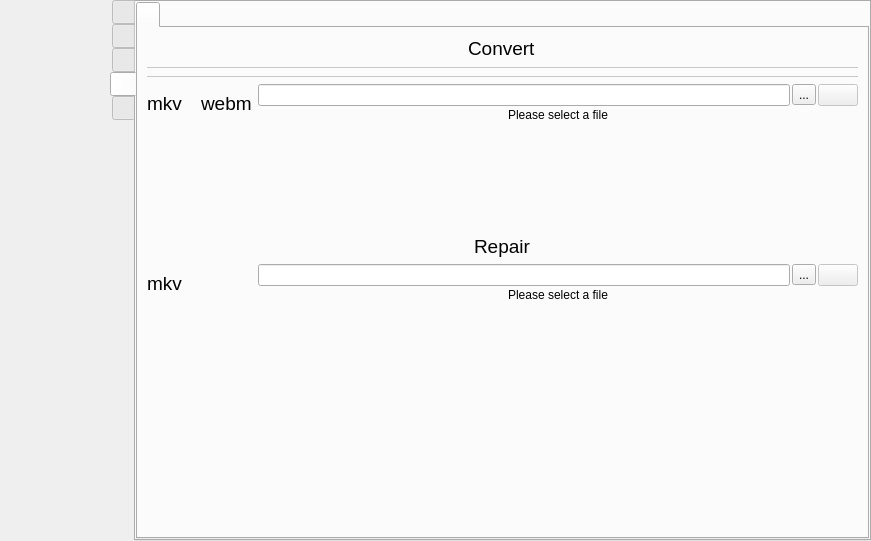
This is src/wayland/formMainWindow_wl.ui in vkohaupt/vokoscreenNG as Qt 5 draws it before an edit. The edited form follows.
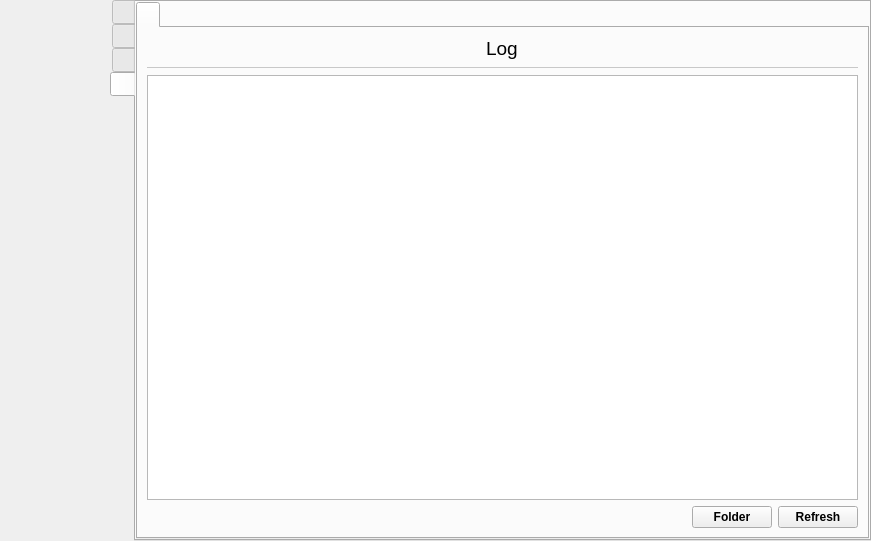
This is the edited form. The open tabs and pages were chosen to show the change. Icons and pictures are not drawn.

Commit message: Wayland: convert dialog

```diff
--- a/src/wayland/formMainWindow_wl.ui
+++ b/src/wayland/formMainWindow_wl.ui
@@ -2949,350 +2949,6 @@
           </item>
          </layout>
         </widget>
-        <widget class="QWidget" name="tab_3">
-         <attribute name="title">
-          <string notr="true"/>
-         </attribute>
-         <layout class="QVBoxLayout" name="verticalLayout_21">
-          <property name="leftMargin">
-           <number>0</number>
-          </property>
-          <property name="topMargin">
-           <number>0</number>
-          </property>
-          <property name="rightMargin">
-           <number>0</number>
-          </property>
-          <property name="bottomMargin">
-           <number>0</number>
-          </property>
-          <item>
-           <widget class="QTabWidget" name="tabWidgetConvert">
-            <property name="currentIndex">
-             <number>0</number>
-            </property>
-            <property name="iconSize">
-             <size>
-              <width>48</width>
-              <height>48</height>
-             </size>
-            </property>
-            <widget class="QWidget" name="tab_5">
-             <attribute name="icon">
-              <iconset resource="../screencast.qrc">
-               <normaloff>:/pictures/screencast/convert.png</normaloff>:/pictures/screencast/convert.png</iconset>
-             </attribute>
-             <attribute name="title">
-              <string notr="true"/>
-             </attribute>
-             <layout class="QVBoxLayout" name="verticalLayout_23">
-              <item alignment="Qt::AlignmentFlag::AlignHCenter">
-               <widget class="QLabel" name="label_14">
-                <property name="font">
-                 <font>
-                  <pointsize>14</pointsize>
-                 </font>
-                </property>
-                <property name="text">
-                 <string notr="true">Convert</string>
-                </property>
-               </widget>
-              </item>
-              <item>
-               <widget class="Line" name="line_7">
-                <property name="styleSheet">
-                 <string notr="true">color: rgb(200, 200, 200);
-</string>
-                </property>
-                <property name="frameShadow">
-                 <enum>QFrame::Shadow::Plain</enum>
-                </property>
-                <property name="orientation">
-                 <enum>Qt::Orientation::Horizontal</enum>
-                </property>
-               </widget>
-              </item>
-              <item>
-               <layout class="QGridLayout" name="gridLayout_5">
-                <item row="2" column="0">
-                 <widget class="QLabel" name="label_11">
-                  <property name="font">
-                   <font>
-                    <pointsize>14</pointsize>
-                   </font>
-                  </property>
-                  <property name="text">
-                   <string notr="true">mkv</string>
-                  </property>
-                 </widget>
-                </item>
-                <item row="2" column="2">
-                 <widget class="QLabel" name="label_13">
-                  <property name="font">
-                   <font>
-                    <pointsize>14</pointsize>
-                   </font>
-                  </property>
-                  <property name="text">
-                   <string notr="true">webm</string>
-                  </property>
-                 </widget>
-                </item>
-                <item row="1" column="0" colspan="4">
-                 <widget class="Line" name="line_10">
-                  <property name="styleSheet">
-                   <string notr="true">color: rgb(200, 200, 200);
-</string>
-                  </property>
-                  <property name="frameShadow">
-                   <enum>QFrame::Shadow::Plain</enum>
-                  </property>
-                  <property name="orientation">
-                   <enum>Qt::Orientation::Horizontal</enum>
-                  </property>
-                 </widget>
-                </item>
-                <item row="5" column="3">
-                 <layout class="QVBoxLayout" name="verticalLayout_26">
-                  <property name="spacing">
-                   <number>2</number>
-                  </property>
-                  <property name="topMargin">
-                   <number>0</number>
-                  </property>
-                  <item>
-                   <layout class="QHBoxLayout" name="horizontalLayout_30">
-                    <item>
-                     <widget class="QLineEdit" name="lineEdit_convert_mkv_repair">
-                      <property name="text">
-                       <string notr="true"/>
-                      </property>
-                      <property name="readOnly">
-                       <bool>true</bool>
-                      </property>
-                     </widget>
-                    </item>
-                    <item>
-                     <widget class="QToolButton" name="toolButton_convert_dialog_mkv_repair">
-                      <property name="text">
-                       <string notr="true">...</string>
-                      </property>
-                     </widget>
-                    </item>
-                    <item>
-                     <widget class="QPushButton" name="pushButton_convert_mkv_repair">
-                      <property name="enabled">
-                       <bool>false</bool>
-                      </property>
-                      <property name="text">
-                       <string notr="true"/>
-                      </property>
-                      <property name="icon">
-                       <iconset resource="../screencast.qrc">
-                        <normaloff>:/pictures/screencast/accept.png</normaloff>:/pictures/screencast/accept.png</iconset>
-                      </property>
-                     </widget>
-                    </item>
-                   </layout>
-                  </item>
-                  <item>
-                   <widget class="QWidget" name="widget_convert_mkv_repair" native="true">
-                    <property name="styleSheet">
-                     <string notr="true"/>
-                    </property>
-                    <layout class="QHBoxLayout" name="horizontalLayout_31">
-                     <property name="spacing">
-                      <number>0</number>
-                     </property>
-                     <property name="leftMargin">
-                      <number>0</number>
-                     </property>
-                     <property name="topMargin">
-                      <number>0</number>
-                     </property>
-                     <property name="rightMargin">
-                      <number>0</number>
-                     </property>
-                     <property name="bottomMargin">
-                      <number>0</number>
-                     </property>
-                     <item alignment="Qt::AlignmentFlag::AlignHCenter">
-                      <widget class="QLabel" name="label_convert_mkv_repair">
-                       <property name="sizePolicy">
-                        <sizepolicy hsizetype="MinimumExpanding" vsizetype="Preferred">
-                         <horstretch>0</horstretch>
-                         <verstretch>0</verstretch>
-                        </sizepolicy>
-                       </property>
-                       <property name="text">
-                        <string notr="true">Please select a file</string>
-                       </property>
-                      </widget>
-                     </item>
-                    </layout>
-                   </widget>
-                  </item>
-                 </layout>
-                </item>
-                <item row="2" column="3">
-                 <layout class="QVBoxLayout" name="verticalLayout_27">
-                  <property name="spacing">
-                   <number>2</number>
-                  </property>
-                  <item>
-                   <layout class="QHBoxLayout" name="horizontalLayout_36">
-                    <item>
-                     <widget class="QLineEdit" name="lineEdit_convert_mkv_to_webm">
-                      <property name="text">
-                       <string notr="true"/>
-                      </property>
-                      <property name="readOnly">
-                       <bool>true</bool>
-                      </property>
-                     </widget>
-                    </item>
-                    <item>
-                     <widget class="QToolButton" name="toolButton_convert_dialog_mkv_to_webm">
-                      <property name="text">
-                       <string notr="true">...</string>
-                      </property>
-                     </widget>
-                    </item>
-                    <item>
-                     <widget class="QPushButton" name="pushButton_convert_mkv_to_webm">
-                      <property name="enabled">
-                       <bool>false</bool>
-                      </property>
-                      <property name="text">
-                       <string notr="true"/>
-                      </property>
-                      <property name="icon">
-                       <iconset resource="../screencast.qrc">
-                        <normaloff>:/pictures/screencast/accept.png</normaloff>:/pictures/screencast/accept.png</iconset>
-                      </property>
-                     </widget>
-                    </item>
-                   </layout>
-                  </item>
-                  <item>
-                   <widget class="QWidget" name="widget_convert_mkv_to_webm" native="true">
-                    <property name="styleSheet">
-                     <string notr="true"/>
-                    </property>
-                    <layout class="QHBoxLayout" name="horizontalLayout_38">
-                     <property name="spacing">
-                      <number>0</number>
-                     </property>
-                     <property name="leftMargin">
-                      <number>0</number>
-                     </property>
-                     <property name="topMargin">
-                      <number>0</number>
-                     </property>
-                     <property name="rightMargin">
-                      <number>0</number>
-                     </property>
-                     <property name="bottomMargin">
-                      <number>0</number>
-                     </property>
-                     <item alignment="Qt::AlignmentFlag::AlignHCenter">
-                      <widget class="QLabel" name="label_convert_mkv_to_webm">
-                       <property name="sizePolicy">
-                        <sizepolicy hsizetype="MinimumExpanding" vsizetype="Preferred">
-                         <horstretch>0</horstretch>
-                         <verstretch>0</verstretch>
-                        </sizepolicy>
-                       </property>
-                       <property name="text">
-                        <string notr="true">Please select a file</string>
-                       </property>
-                      </widget>
-                     </item>
-                    </layout>
-                   </widget>
-                  </item>
-                 </layout>
-                </item>
-                <item row="2" column="1">
-                 <widget class="QLabel" name="label_12">
-                  <property name="maximumSize">
-                   <size>
-                    <width>22</width>
-                    <height>15</height>
-                   </size>
-                  </property>
-                  <property name="text">
-                   <string notr="true"/>
-                  </property>
-                  <property name="pixmap">
-                   <pixmap resource="../screencast.qrc">:/pictures/convert/convertTo.png</pixmap>
-                  </property>
-                  <property name="scaledContents">
-                   <bool>true</bool>
-                  </property>
-                 </widget>
-                </item>
-                <item row="4" column="0" colspan="4" alignment="Qt::AlignmentFlag::AlignHCenter">
-                 <widget class="QLabel" name="label_15">
-                  <property name="font">
-                   <font>
-                    <pointsize>14</pointsize>
-                   </font>
-                  </property>
-                  <property name="text">
-                   <string notr="true">Repair</string>
-                  </property>
-                 </widget>
-                </item>
-                <item row="5" column="0">
-                 <widget class="QLabel" name="label_10">
-                  <property name="font">
-                   <font>
-                    <pointsize>14</pointsize>
-                   </font>
-                  </property>
-                  <property name="text">
-                   <string notr="true">mkv</string>
-                  </property>
-                 </widget>
-                </item>
-                <item row="3" column="3">
-                 <spacer name="verticalSpacer_12">
-                  <property name="orientation">
-                   <enum>Qt::Orientation::Vertical</enum>
-                  </property>
-                  <property name="sizeHint" stdset="0">
-                   <size>
-                    <width>20</width>
-                    <height>40</height>
-                   </size>
-                  </property>
-                 </spacer>
-                </item>
-               </layout>
-              </item>
-              <item>
-               <spacer name="verticalSpacer_10">
-                <property name="orientation">
-                 <enum>Qt::Orientation::Vertical</enum>
-                </property>
-                <property name="sizeType">
-                 <enum>QSizePolicy::Policy::Expanding</enum>
-                </property>
-                <property name="sizeHint" stdset="0">
-                 <size>
-                  <width>20</width>
-                  <height>40</height>
-                 </size>
-                </property>
-               </spacer>
-              </item>
-             </layout>
-            </widget>
-           </widget>
-          </item>
-         </layout>
-        </widget>
         <widget class="QWidget" name="tabSidebarLog">
          <attribute name="title">
           <string notr="true"/>
```
Left out of the diff: 41 changed lines with no effect on the pictures. The commit also changes 4 other files.
